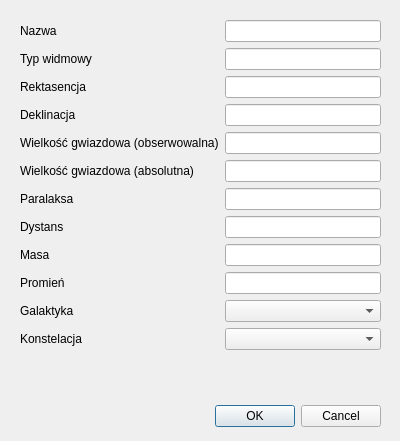
Qt form application/gui/form-star.ui (Ztrk/database-project) before a commit.
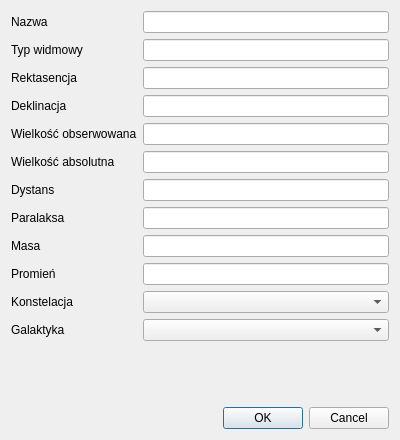
The same form after that commit.

Commit message: Add form for galaxies

```diff
--- a/application/gui/form-star.ui
+++ b/application/gui/form-star.ui
@@ -7,37 +7,14 @@
     <x>0</x>
     <y>0</y>
     <width>400</width>
-    <height>441</height>
+    <height>440</height>
    </rect>
   </property>
   <property name="windowTitle">
    <string>Dialog</string>
   </property>
-  <widget class="QDialogButtonBox" name="buttonBox">
-   <property name="geometry">
-    <rect>
-     <x>20</x>
-     <y>400</y>
-     <width>361</width>
-     <height>32</height>
-    </rect>
-   </property>
-   <property name="orientation">
-    <enum>Qt::Horizontal</enum>
-   </property>
-   <property name="standardButtons">
-    <set>QDialogButtonBox::Cancel|QDialogButtonBox::Ok</set>
-   </property>
-  </widget>
-  <widget class="QWidget" name="formLayoutWidget">
-   <property name="geometry">
-    <rect>
-     <x>20</x>
-     <y>20</y>
-     <width>361</width>
-     <height>371</height>
-    </rect>
-   </property>
+  <layout class="QVBoxLayout" name="verticalLayout">
+   <item>
    <layout class="QFormLayout" name="formLayout">
     <item row="0" column="0">
      <widget class="QLabel" name="nazwaLabel">
@@ -82,7 +59,7 @@
     <item row="4" column="0">
      <widget class="QLabel" name="wielkoGwiazdowaObserwowalnaLabel">
       <property name="text">
-       <string>Wielkość gwiazdowa (obserwowalna)</string>
+        <string>Wielkość obserwowana</string>
       </property>
      </widget>
     </item>
@@ -92,7 +69,7 @@
     <item row="5" column="0">
      <widget class="QLabel" name="wielkoGwiazdowaAbsolutnaLabel">
       <property name="text">
-       <string>Wielkość gwiazdowa (absolutna)</string>
+        <string>Wielkość absolutna</string>
       </property>
      </widget>
     </item>
@@ -100,22 +77,22 @@
      <widget class="QLineEdit" name="wielkoGwiazdowaAbsolutnaLineEdit"/>
     </item>
     <item row="6" column="0">
-     <widget class="QLabel" name="paralaksaLabel">
-      <property name="text">
-       <string>Paralaksa</string>
-      </property>
-     </widget>
-    </item>
-    <item row="6" column="1">
-     <widget class="QLineEdit" name="paralaksaLineEdit"/>
-    </item>
-    <item row="7" column="0">
      <widget class="QLabel" name="dystansLabel">
       <property name="text">
        <string>Dystans</string>
       </property>
      </widget>
     </item>
+     <item row="6" column="1">
+      <widget class="QLineEdit" name="distance_edit"/>
+     </item>
+     <item row="7" column="0">
+      <widget class="QLabel" name="paralaksaLabel">
+       <property name="text">
+        <string>Paralaksa</string>
+       </property>
+      </widget>
+     </item>
     <item row="7" column="1">
      <widget class="QLineEdit" name="dystansLineEdit"/>
     </item>
@@ -140,27 +117,51 @@
      <widget class="QLineEdit" name="promieLineEdit"/>
     </item>
     <item row="10" column="0">
-     <widget class="QLabel" name="galaktykaLabel">
-      <property name="text">
-       <string>Galaktyka</string>
-      </property>
-     </widget>
-    </item>
-    <item row="10" column="1">
-     <widget class="QComboBox" name="galaktykaComboBox"/>
-    </item>
-    <item row="11" column="0">
      <widget class="QLabel" name="konstelacjaLabel">
       <property name="text">
        <string>Konstelacja</string>
       </property>
      </widget>
     </item>
+     <item row="10" column="1">
+      <widget class="QComboBox" name="constellation_edit"/>
+     </item>
+     <item row="11" column="0">
+      <widget class="QLabel" name="galaktykaLabel">
+       <property name="text">
+        <string>Galaktyka</string>
+       </property>
+      </widget>
+     </item>
     <item row="11" column="1">
-     <widget class="QComboBox" name="konstelacjaComboBox"/>
-    </item>
-   </layout>
-  </widget>
+      <widget class="QComboBox" name="galaxy_edit"/>
+     </item>
+    </layout>
+   </item>
+   <item>
+    <widget class="QLabel" name="error_label">
+     <property name="styleSheet">
+      <string notr="true">color: rgb(239, 41, 41);</string>
+     </property>
+     <property name="text">
+      <string/>
+     </property>
+     <property name="wordWrap">
+      <bool>true</bool>
+     </property>
+    </widget>
+   </item>
+   <item>
+    <widget class="QDialogButtonBox" name="button_box">
+     <property name="orientation">
+      <enum>Qt::Horizontal</enum>
+     </property>
+     <property name="standardButtons">
+      <set>QDialogButtonBox::Cancel|QDialogButtonBox::Ok</set>
+     </property>
+    </widget>
+   </item>
+  </layout>
  </widget>
  <resources/>
  <connections>
```
Left out of the diff: 40 changed lines with no effect on the pictures. Lines whose indentation alone changed are shown as unchanged. The commit also changes 3 other files.
